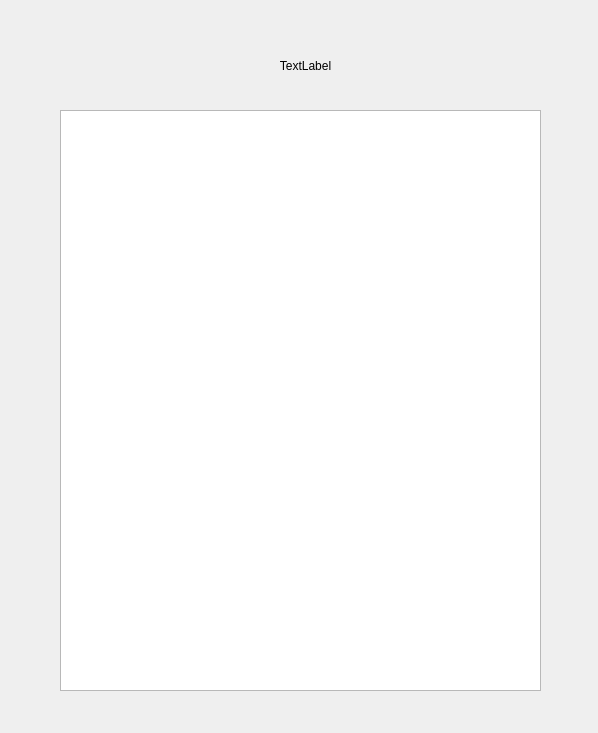
Before: the Qt Designer form DS_2020_GUI/DS_2020_GUI/Info_Detail_Widget.ui in ChrisJaunes/DS_2020, drawn with Qt 5.
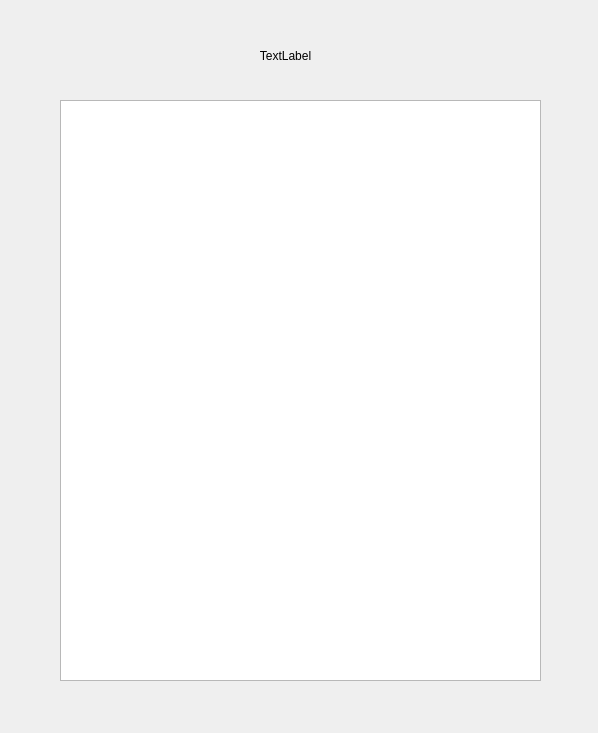
After: the same form once the commit is applied.

The edit to the form file:
```diff
--- a/DS_2020_GUI/DS_2020_GUI/Info_Detail_Widget.ui
+++ b/DS_2020_GUI/DS_2020_GUI/Info_Detail_Widget.ui
@@ -16,8 +16,8 @@
   <widget class="QLabel" name="title">
    <property name="geometry">
     <rect>
-     <x>130</x>
-     <y>40</y>
+     <x>110</x>
+     <y>30</y>
      <width>351</width>
      <height>51</height>
     </rect>
@@ -33,7 +33,7 @@
    <property name="geometry">
     <rect>
      <x>60</x>
-     <y>110</y>
+     <y>100</y>
      <width>481</width>
      <height>581</height>
     </rect>
```
